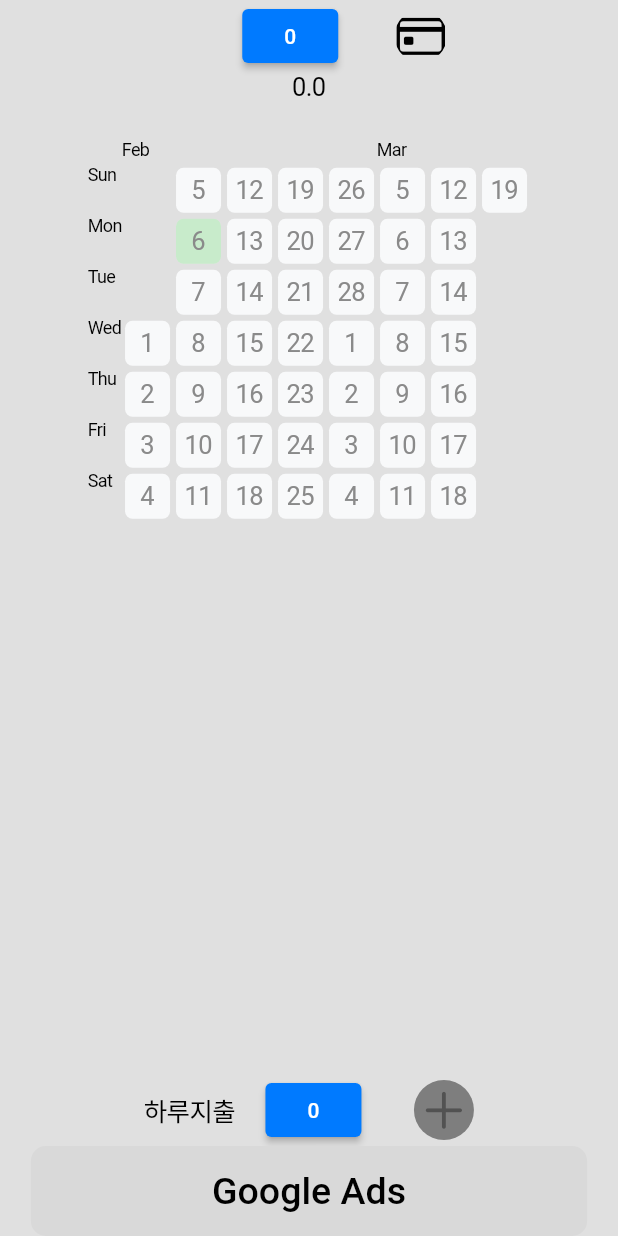
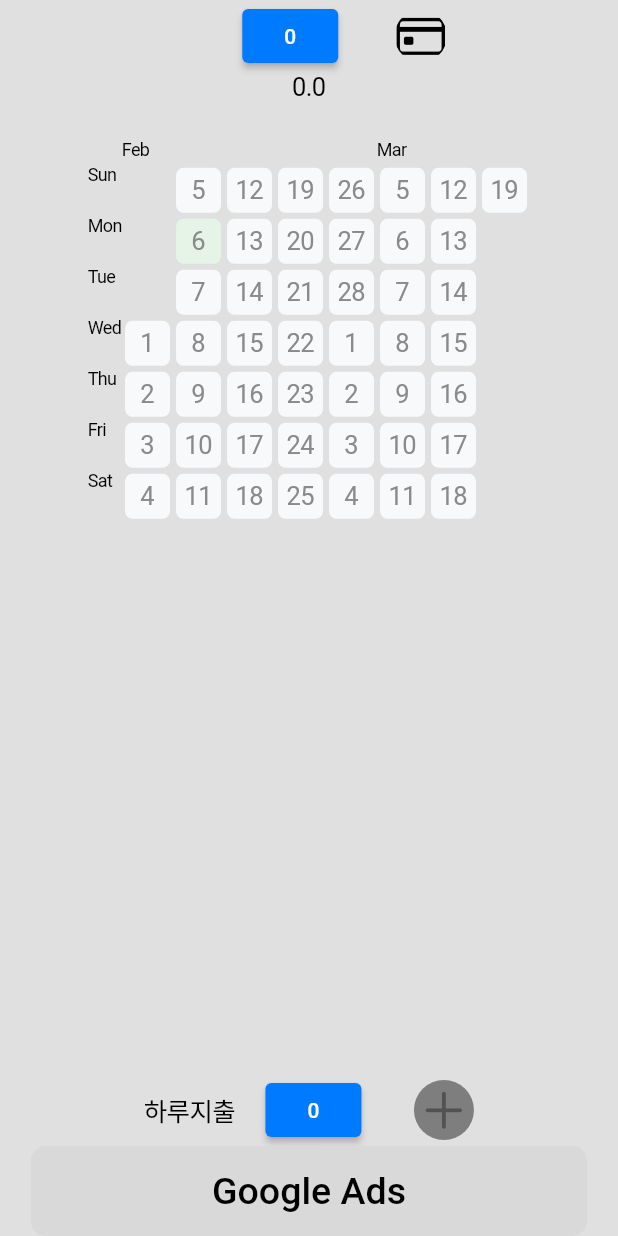
Before and after one commit to GeonwooVincentKim/daily_expanditure_0131, a Flutter app: the screen it shows after launch, on a phone screen of 412 x 824 dp. Run offline on Flutter 3.47's test engine with Material 2 defaults, Android fonts, the phone set to English and light mode, and no system bars; drawn by our look-alikes of flutter_heatmap_calendar; our stand-ins replace flutter_slidable, hive, hive_flutter; accounts and stored records are empty.

Commit message:
[Update] - Several colors

```diff
--- a/lib/widgets/heatmap/heatmap_summary.dart
+++ b/lib/widgets/heatmap/heatmap_summary.dart
@@ -4,9 +4,10 @@ import 'package:flutter_heatmap_calendar/flutter_heatmap_calendar.dart';
 
 class HeatmapSummary extends StatelessWidget {
   final Map<DateTime, int> datasets;
-  final String startDate;
+  // final String startDate;
 
-  const HeatmapSummary({super.key, required this.datasets, required this.startDate});
+  // const HeatmapSummary({super.key, required this.datasets, required this.startDate});
+  const HeatmapSummary({super.key, required this.datasets});
 
   @override
   Widget build(BuildContext context) {
@@ -26,7 +27,16 @@ class HeatmapSummary extends StatelessWidget {
         scrollable: true,
         size: 30,
         colorsets: const {
-          1: Color.fromARGB(50, 2, 179, 8),
+          1: Color.fromARGB(20, 2, 179, 8),
+          2: Color.fromARGB(40, 2, 179, 8),
+          3: Color.fromARGB(60, 2, 179, 8),
+          4: Color.fromARGB(80, 2, 179, 8),
+          5: Color.fromARGB(100, 2, 179, 8),
+          6: Color.fromARGB(120, 2, 179, 8),
+          7: Color.fromARGB(150, 2, 179, 8),
+          8: Color.fromARGB(180, 2, 179, 8),
+          9: Color.fromARGB(220, 2, 179, 8),
+          10: Color.fromARGB(255, 2, 179, 8),
         },
       )
     );
```
